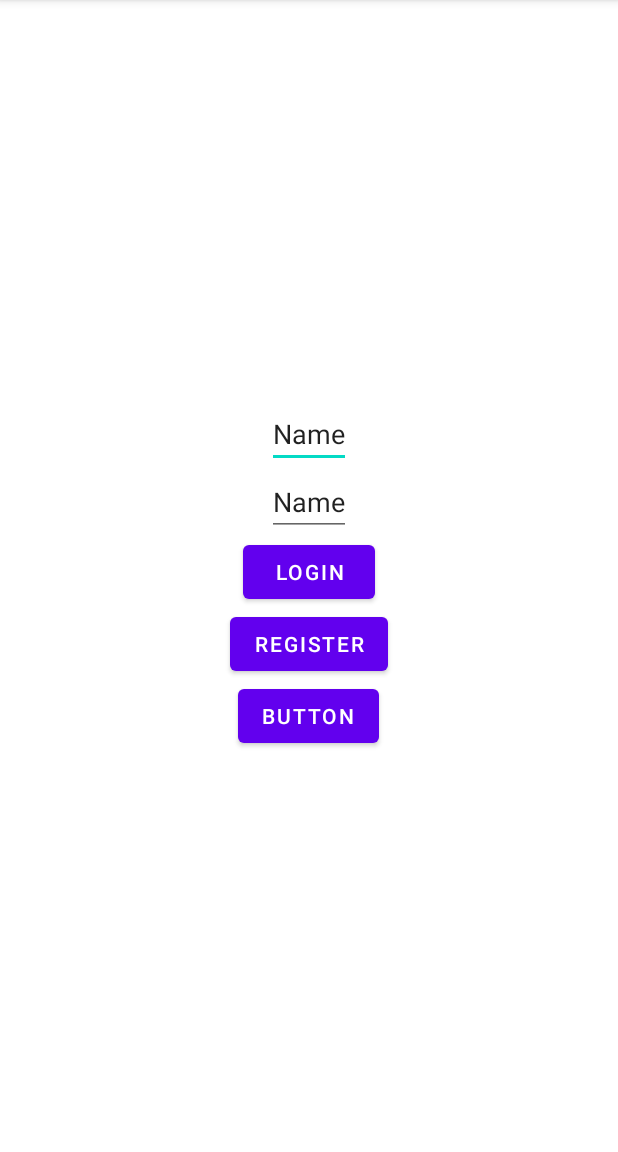
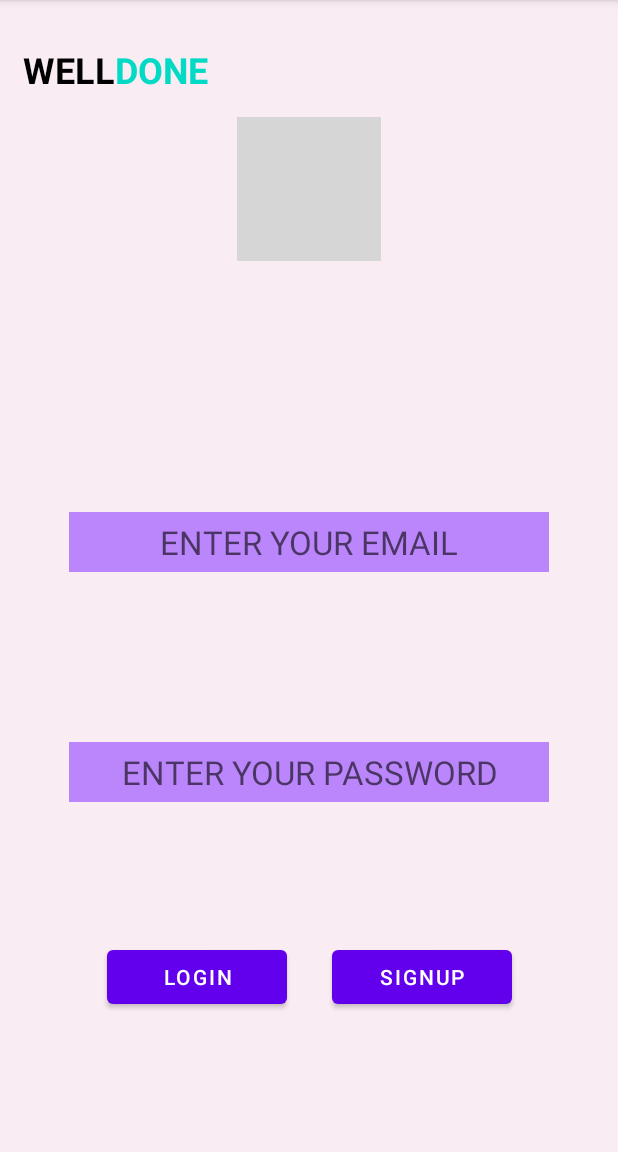
Before and after one commit to ishikaubc/ALLINhackathon, an Android app: the screen it shows after launch (MainActivity), on a phone screen of 412 x 824 dp, the part 84-1236 px from its top. Run offline under Robolectric (Android 15) with nearby library versions, the phone set to English and light mode, and no system bars; our stand-ins replace Room's generated code; grey boxes are pictures that could not be loaded.

Commit message:
merged Aditya's front end for login page

```diff
--- a/app/src/main/java/com/example/allintodo/MainActivity.java
+++ b/app/src/main/java/com/example/allintodo/MainActivity.java
@@ -21,7 +21,7 @@ import android.widget.Toast;
 
 public class MainActivity extends AppCompatActivity {
     private String m_Text;
-    EditText nameText;
+    EditText emailText;
     EditText pass;
     Button addButton;
     Button registerButton;
@@ -34,16 +34,16 @@ public class MainActivity extends AppCompatActivity {
         super.onCreate(savedInstanceState);
         setContentView(R.layout.activity_main);
         names = new String [10];
-        nameText = (EditText) findViewById(R.id.name);
-        pass = (EditText) findViewById(R.id.password);
-        registerButton = (Button) findViewById(R.id.register);
+        emailText = (EditText) findViewById(R.id.Email);
+        pass = (EditText) findViewById(R.id.Password);
+        registerButton = (Button) findViewById(R.id.Signup);
         //Connect to db
         db = Room.databaseBuilder(getApplicationContext(), AppDatabase.class, "app-db").build();
 
     }
 
     public void loginClick(View v){
-        final String userEmail = nameText.getText().toString(); //add from view element
+        final String userEmail = emailText.getText().toString(); //add from view element
         final String passwordText = pass.getText().toString(); //add from view element
 
         if(userEmail.isEmpty() || passwordText.isEmpty()){
@@ -75,7 +75,7 @@ public class MainActivity extends AppCompatActivity {
     }
 
     public void signUp(View v){
-        final String userEmail = nameText.getText().toString(); //add from view element
+        final String userEmail = emailText.getText().toString(); //add from view element
         final String passwordText = pass.getText().toString(); //add from view element
 
         if(userEmail.isEmpty() || passwordText.isEmpty()){
@@ -111,17 +111,5 @@ public class MainActivity extends AppCompatActivity {
             tr.start();
         }
     }
-    public void onClick(View v){
-        String name = nameText.toString();
-        names[0] = name;
-        ArrayAdapter<String> adapter = new ArrayAdapter<String>(this, android.R.layout.simple_list_item_1, names);
-        mainList.setAdapter(adapter);
-
-
-    }
-
-    public void room (){
-
-    }
 
 }
--- a/app/src/main/res/layout/activity_main.xml
+++ b/app/src/main/res/layout/activity_main.xml
@@ -1,51 +1,114 @@
 <?xml version="1.0" encoding="utf-8"?>
-<androidx.constraintlayout.widget.ConstraintLayout xmlns:android="http://schemas.android.com/apk/res/android"
+<androidx.constraintlayout.widget.ConstraintLayout
+    xmlns:android="http://schemas.android.com/apk/res/android"
+    xmlns:tools="http://schemas.android.com/tools"
     xmlns:app="http://schemas.android.com/apk/res-auto"
-    xmlns:tools="http://schemas.android.com/tools"
     android:layout_width="match_parent"
     android:layout_height="match_parent"
-    tools:context=".MainActivity">
+    tools:context=".MainActivity2">
 
-    <LinearLayout
+    <androidx.constraintlayout.widget.ConstraintLayout
+        android:id="@+id/Start"
         android:layout_width="match_parent"
         android:layout_height="match_parent"
-        android:orientation="vertical"
-        android:gravity="center">
+        android:background="#F9ECF3"
+        android:scrollbarThumbHorizontal="@color/material_dynamic_neutral0"
+        android:scrollbarThumbVertical="@color/material_dynamic_tertiary50"
+        android:scrollbarTrackHorizontal="@color/purple_200"
+        android:scrollbarTrackVertical="@color/purple_200"
+        tools:context=".MainActivity">
+
+        <TextView
+            android:id="@+id/WELLDONE"
+            android:layout_width="wrap_content"
+            android:layout_height="wrap_content"
+            android:layout_marginLeft="15dp"
+            android:layout_marginTop="30dp"
+            android:fontFamily="sans-serif"
+            android:text="WELL"
+            android:textColor="@color/black"
+            android:textSize="24sp"
+            android:textStyle="bold"
+            app:layout_constraintStart_toStartOf="parent"
+            app:layout_constraintTop_toTopOf="parent" />
+
+        <TextView
+            android:id="@+id/WELLDONE2"
+            android:layout_width="wrap_content"
+            android:layout_height="wrap_content"
+            android:layout_marginTop="30dp"
+            android:text="DONE"
+            android:textColor="@color/teal_200"
+            android:textSize="24sp"
+            android:textStyle="bold"
+            app:layout_constraintStart_toEndOf="@+id/WELLDONE"
+            app:layout_constraintTop_toTopOf="parent" />
+
+        <ImageView
+            android:id="@+id/imageView2"
+            android:layout_width="wrap_content"
+            android:layout_height="wrap_content"
+            android:layout_marginTop="15dp"
+            app:layout_constraintEnd_toEndOf="parent"
+            app:layout_constraintStart_toStartOf="parent"
+            app:layout_constraintTop_toBottomOf="@+id/WELLDONE2"
+            app:srcCompat="@drawable/screenshot_2023_03_26_at_1_45_19_am" />
 
         <EditText
-            android:id="@+id/name"
-            android:layout_width="wrap_content"
-            android:layout_height="wrap_content"
+            android:id="@+id/Email"
+            android:layout_width="320dp"
+            android:layout_height="40dp"
+            android:layout_marginBottom="220dp"
+            android:background="@color/purple_200"
+            android:ems="10"
+            android:hint="ENTER YOUR EMAIL"
             android:inputType="textPersonName"
-            android:text="Name" />
+            android:textAlignment="center"
+            android:textSize="22sp"
+            app:layout_constraintBottom_toBottomOf="parent"
+            app:layout_constraintEnd_toEndOf="parent"
+            app:layout_constraintStart_toStartOf="parent"
+            app:layout_constraintTop_toBottomOf="@+id/imageView2" />
 
         <EditText
-            android:id="@+id/password"
-            android:layout_width="wrap_content"
-            android:layout_height="wrap_content"
-            android:inputType="textPersonName"
-            android:text="Name" />
+            android:id="@+id/Password"
+            android:layout_width="320dp"
+            android:layout_height="40dp"
+            android:layout_marginBottom="120dp"
+            android:background="@color/purple_200"
+            android:ems="10"
+            android:hint="ENTER YOUR PASSWORD"
+            android:inputType="textPassword"
+            android:textAlignment="center"
+            android:textSize="22sp"
+            app:layout_constraintBottom_toBottomOf="parent"
+            app:layout_constraintEnd_toEndOf="parent"
+            app:layout_constraintStart_toStartOf="parent"
+            app:layout_constraintTop_toBottomOf="@+id/Email" />
 
         <Button
-            android:id="@+id/login"
-            android:layout_width="wrap_content"
+            android:id="@+id/Signup"
+            android:layout_width="120dp"
             android:layout_height="wrap_content"
-            android:text="Login"
-            android:onClick="loginClick"/>
+            android:layout_marginStart="150dp"
+            android:onClick="signUp"
+            android:text="SIGNUP"
+            app:layout_constraintBottom_toBottomOf="parent"
+            app:layout_constraintEnd_toEndOf="parent"
+            app:layout_constraintStart_toStartOf="parent"
+            app:layout_constraintTop_toBottomOf="@+id/Password" />
 
         <Button
-            android:id="@+id/register"
-            android:onClick="signUp"
-            android:layout_width="wrap_content"
+            android:id="@+id/Login"
+            android:layout_width="120dp"
             android:layout_height="wrap_content"
-            android:text="Register" />
+            android:layout_marginEnd="150dp"
+            android:onClick="loginClick"
+            android:text="LOGIN"
+            app:layout_constraintBottom_toBottomOf="parent"
+            app:layout_constraintEnd_toEndOf="parent"
+            app:layout_constraintStart_toStartOf="parent"
+            app:layout_constraintTop_toBottomOf="@+id/Password" />
 
-        <Button
-            android:id="@+id/button5"
-            android:layout_width="wrap_content"
-            android:layout_height="wrap_content"
-            android:text="Button" />
-
-    </LinearLayout>
-
+    </androidx.constraintlayout.widget.ConstraintLayout>
 </androidx.constraintlayout.widget.ConstraintLayout>
```
